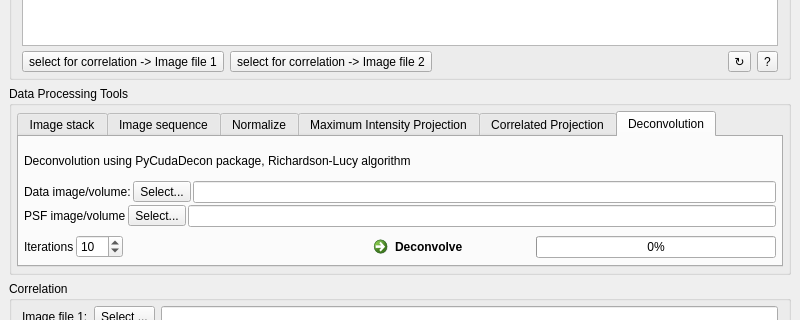
Above: TDCT_main.ui from rosalindfranklininstitute/3DCT before the change; both pictures show x 0 to 800 and y 248 to 568 of the 800 by 700 pixel window. Below: the same form after it.
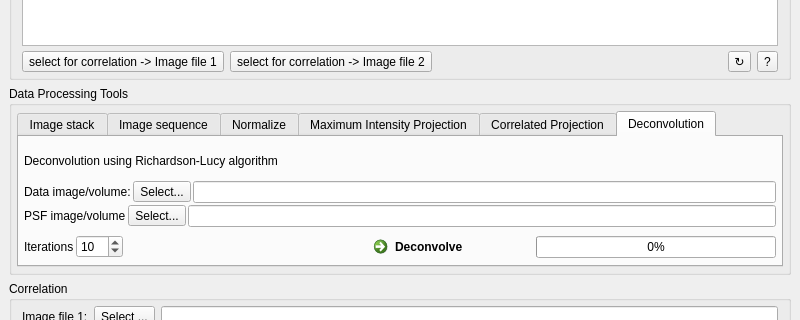
That is the form after the change. Icons and pictures are not drawn. Custom widgets are drawn as their Qt base class.

Commit message: Deconvolution now working

Diff of the .ui file:
```diff
--- a/TDCT_main.ui
+++ b/TDCT_main.ui
@@ -1732,7 +1732,7 @@
            <item>
             <widget class="QLabel" name="label_16">
              <property name="text">
-              <string>Deconvolution using PyCudaDecon package, Richardson-Lucy algorithm</string>
+              <string>Deconvolution using Richardson-Lucy algorithm</string>
              </property>
             </widget>
            </item>
```
Left out of the diff: 8 changed lines with no effect on the pictures. The commit also changes 3 other files.
